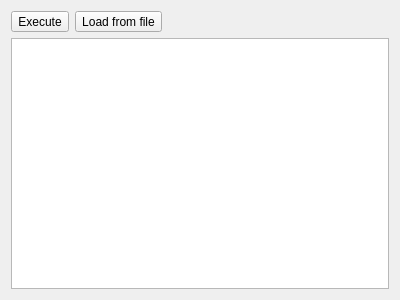
trnila/tracer-gui, file tracergui/ui/code.ui: the form before one commit.
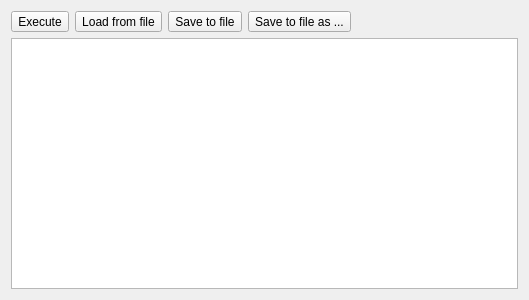
The form after the commit.

The edit to the form file:
```diff
--- a/tracergui/ui/code.ui
+++ b/tracergui/ui/code.ui
@@ -6,7 +6,7 @@
             <rect>
                 <x>0</x>
                 <y>0</y>
-                <width>400</width>
+                <width>529</width>
                 <height>300</height>
             </rect>
         </property>
@@ -30,6 +30,20 @@
                             </property>
                         </widget>
                     </item>
+                    <item>
+                        <widget class="QToolButton" name="saveButton">
+                            <property name="text">
+                                <string>Save to file</string>
+                            </property>
+                        </widget>
+                    </item>
+                    <item>
+                        <widget class="QToolButton" name="saveAsBtn">
+                            <property name="text">
+                                <string>Save to file as ...</string>
+                            </property>
+                        </widget>
+                    </item>
                     <item>
                         <spacer name="horizontalSpacer">
                             <property name="orientation">
```
